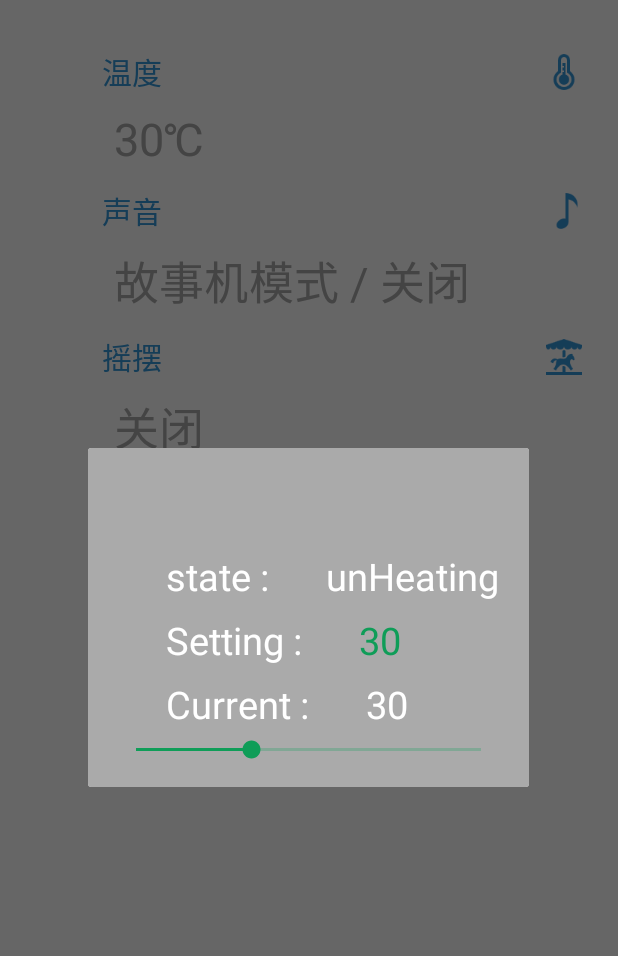
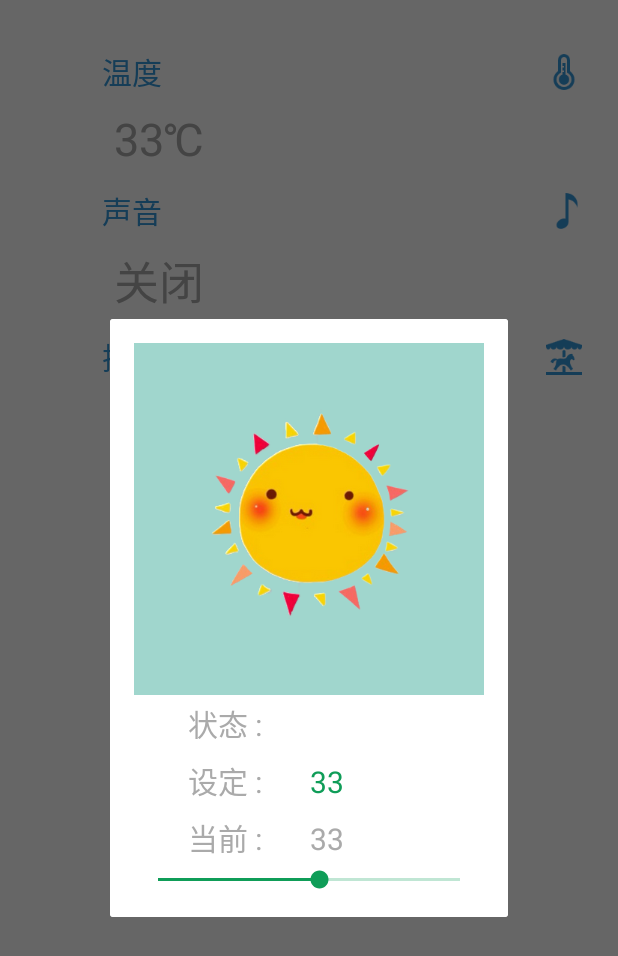
Before and after one commit to rorschach/RollingBaby, an Android app: the screen it shows after launch (MainActivity), after a tap on "温度", on a phone screen of 412 x 824 dp. Shown: the top 956 px of the screen. Run offline under Robolectric (Android 15) with nearby library versions, the phone set to English and light mode, and no system bars; libraries missing offline, so code that uses them is left out: com.race604.flyrefresh; plain views replace FlyRefreshLayout; 9 statements that could not run were skipped.

Commit message:
Display all sub-views in DialogFragment

```diff
--- a/app/build.gradle
+++ b/app/build.gradle
@@ -22,6 +22,7 @@ android {
 dependencies {
     compile fileTree(dir: 'libs', include: ['*.jar'])
     compile 'com.android.support:appcompat-v7:22.2.0'
+    compile 'com.android.support:design:22.2.0'
     compile 'com.android.support:recyclerview-v7:22.2.0'
     compile 'com.android.support:cardview-v7:22.2.0'
     compile 'jp.wasabeef:recyclerview-animators:1.2.0@aar'
--- a/app/src/main/java/com/hl/rollingbaby/bean/Constants.java
+++ b/app/src/main/java/com/hl/rollingbaby/bean/Constants.java
@@ -29,7 +29,7 @@ public interface Constants {
     String PLAY_STATE = "PLAY_STATE";
     String CURRENT_SWING_MODE = "SWING_MODE";
 
-    int DEFAULT_TEMPERATURE = 30;
+    int DEFAULT_TEMPERATURE = 33;
 
     /*
      *constants for translate to server
--- a/app/src/main/java/com/hl/rollingbaby/ui/MainActivity.java
+++ b/app/src/main/java/com/hl/rollingbaby/ui/MainActivity.java
@@ -86,7 +86,7 @@ public class MainActivity extends AppCompatActivity implements
         super.onCreate(savedInstanceState);
 //        initDataSet();
         setContentView(R.layout.activity_main);
-        getMessageFromServer("t.c.30;sw.c;so.s.1");
+        getMessageFromServer("t.c.33;sw.c;so.m.1");
         initView();
     }
 
@@ -133,6 +133,7 @@ public class MainActivity extends AppCompatActivity implements
         resetSoundItemData();
         resetSwingItemData();
         mAdapter.notifyDataSetChanged();
+        Log.d(TAG, "resetItemData" + "PT : " + playTemp);
     }
 
     @Override
@@ -258,6 +259,8 @@ public class MainActivity extends AppCompatActivity implements
             if (mSettingTemperature == 0) {
                 mSettingTemperature = mCurrentTemperature;
             }
+
+            Log.d(TAG, "getMessage" + "MPS : " + mPlayState);
 
             resetItemData();
 
@@ -390,9 +393,9 @@ public class MainActivity extends AppCompatActivity implements
     private void resetTemperatureItemData() {
 
         if (mHeatingState.equals(Constants.HEATING_OPEN)) {
-            heatingTemp = getResources().getString(R.string.heating);
+            heatingTemp = getResources().getString(R.string.heating_main);
         } else if (mHeatingState.equals(Constants.COOL_DOWN)) {
-            heatingTemp = getResources().getString(R.string.cool_down);
+            heatingTemp = getResources().getString(R.string.cool_down_main);
         } else {
             heatingTemp = getResources().getString(R.string.unHeating);
         }
@@ -431,11 +434,13 @@ public class MainActivity extends AppCompatActivity implements
 
         if (mPlayState == Constants.SOUND_STOP) {
             playTemp = getResources().getString(R.string.close);
+            mDataSet.get(1).subTitle = playTemp;
         } else {
             playTemp = getResources().getString(R.string.play);
+            mDataSet.get(1).subTitle = soundTemp + " / " + playTemp;
         }
 
-        mDataSet.get(1).subTitle = soundTemp + " / " + playTemp;
+
         mAdapter.notifyDataSetChanged();
     }
 
--- a/app/src/main/java/com/hl/rollingbaby/ui/TemperatureDialogFragment.java
+++ b/app/src/main/java/com/hl/rollingbaby/ui/TemperatureDialogFragment.java
@@ -14,6 +14,7 @@ import android.view.ViewGroup;
 import android.widget.ImageView;
 import android.widget.SeekBar;
 import android.widget.TextView;
+import android.widget.Toast;
 
 import com.hl.rollingbaby.R;
 import com.hl.rollingbaby.bean.Constants;
@@ -112,27 +113,27 @@ public class TemperatureDialogFragment extends DialogFragment {
         if (mSettingTemperature > mCurrentTemperature) {
             //TODO:change heatingState
             mHeatingState = Constants.HEATING_OPEN;
-            icon.setBackgroundResource(R.drawable.sun_icon_100);
+            icon.setBackgroundResource(R.drawable.sun_background);
             settingTx.setTextColor(
                     getActivity().getResources().getColor(R.color.red));
             if (Build.VERSION.SDK_INT >= Build.VERSION_CODES.JELLY_BEAN) {
                 seekBar.getProgressDrawable().setColorFilter(Color.parseColor("#ffdb4437"), PorterDuff.Mode.SRC_IN);
                 seekBar.getThumb().setColorFilter(Color.parseColor("#ffdb4437"), PorterDuff.Mode.SRC_IN);
             }
-            heatingTx.setText("Heating");
+            heatingTx.setText(getActivity().getResources().getString(R.string.heating));
         } else if (mSettingTemperature < mCurrentTemperature) {
             //TODO:change heatingState
             mHeatingState = Constants.COOL_DOWN;
-            icon.setBackgroundResource(R.drawable.cold_icon_100);
+            icon.setBackgroundResource(R.drawable.moon_background);
             settingTx.setTextColor(
                     getActivity().getResources().getColor(R.color.blue));
             if (Build.VERSION.SDK_INT >= Build.VERSION_CODES.JELLY_BEAN) {
                 seekBar.getProgressDrawable().setColorFilter(Color.parseColor("#ff4285f4"), PorterDuff.Mode.SRC_IN);
                 seekBar.getThumb().setColorFilter(Color.parseColor("#ff4285f4"), PorterDuff.Mode.SRC_IN);
             }
-            heatingTx.setText("Cool down");
+            heatingTx.setText(getActivity().getResources().getString(R.string.cool_down));
         } else {
-//            icon.setBackgroundResource(R.drawable.cold_icon_100);
+            icon.setBackgroundResource(R.drawable.sun_background);
             mHeatingState = Constants.HEATING_CLOSE;
             settingTx.setTextColor(
                     getActivity().getResources().getColor(R.color.green));
@@ -140,11 +141,14 @@ public class TemperatureDialogFragment extends DialogFragment {
                 seekBar.getProgressDrawable().setColorFilter(Color.parseColor("#ff0f9d58"), PorterDuff.Mode.SRC_IN);
                 seekBar.getThumb().setColorFilter(Color.parseColor("#ff0f9d58"), PorterDuff.Mode.SRC_IN);
             }
-            heatingTx.setText("unHeating");
+            heatingTx.setText(getActivity().getResources().getString(R.string.unHeating));
         }
 
-        if (seekBar.getProgress() > 34 || seekBar.getProgress() < 32) {
+        if (mSettingTemperature > 34 || mSettingTemperature < 32) {
             //TODO:toast
+            Toast.makeText(getActivity(),
+                    getActivity().getResources().getString(R.string.temperature_toast),
+                    Toast.LENGTH_SHORT).show();
         }
     }
 
--- a/app/src/main/res/layout/fragment_temperature_dialog.xml
+++ b/app/src/main/res/layout/fragment_temperature_dialog.xml
@@ -3,15 +3,16 @@
     xmlns:tools="http://schemas.android.com/tools"
     android:layout_width="match_parent"
     android:layout_height="match_parent"
+    android:background="@color/white"
     android:orientation="vertical"
     android:padding="16dp"
-    android:background="@android:color/darker_gray"
     tools:context="com.hl.rollingbaby.ui.TemperatureDialogFragment">
 
     <FrameLayout
         android:layout_width="match_parent"
         android:layout_height="0dp"
-        android:layout_weight="1">
+        android:layout_weight="1"
+        android:background="#9fd6ca">
 
         <ImageView
             android:id="@+id/heating_icon"
@@ -33,11 +34,11 @@
             style="@style/comText"
             android:layout_width="wrap_content"
             android:layout_height="wrap_content"
-            android:text="state : "  />
+            android:text="@string/temperature_state" />
 
         <TextView
+            android:id="@+id/heating_state"
             style="@style/comText"
-            android:id="@+id/heating_state"
             android:layout_width="wrap_content"
             android:layout_height="wrap_content" />
 
@@ -52,15 +53,14 @@
             style="@style/comText"
             android:layout_width="wrap_content"
             android:layout_height="wrap_content"
-            android:text="Setting : " />
+            android:text="@string/setting_temperature" />
 
         <TextView
+            android:id="@+id/setting_temperature"
             style="@style/comText"
-            android:id="@+id/setting_temperature"
             android:layout_width="wrap_content"
             android:layout_height="wrap_content"
-            android:gravity="start|center_vertical"
-            android:text="34" />
+            android:gravity="start|center_vertical" />
 
     </LinearLayout>
 
@@ -73,15 +73,14 @@
             style="@style/comText"
             android:layout_width="wrap_content"
             android:layout_height="wrap_content"
-            android:text="Current : " />
+            android:text="@string/current_temperature" />
 
         <TextView
+            android:id="@+id/current_temperature"
             style="@style/comText"
-            android:id="@+id/current_temperature"
             android:layout_width="wrap_content"
             android:layout_height="wrap_content"
-            android:gravity="start|center_vertical"
-            android:text="28" />
+            android:gravity="start|center_vertical" />
 
     </LinearLayout>
 
--- a/app/src/main/res/values/strings.xml
+++ b/app/src/main/res/values/strings.xml
@@ -17,24 +17,30 @@
     <string name="position_bt">检查网络设置</string>
     <string name="navigation_bt">取消</string>
     <string name="back_bt">"再按一次退出程序"</string>
-    <string name="music_toast">"音乐模式"</string>
-    <string name="story_toast">"故事机模式"</string>
     <string name="show_card">"欢迎使用\n翻滚吧，Baby\n智能婴儿床"</string>
 
-    <string name="heating"> / 升温中</string>
+    <string name="heating"> 升温中</string>
     <string name="unHeating"> </string>
-    <string name="cool_down"> / 降温中</string>
+    <string name="cool_down"> 降温中</string>
+
+    <string name="heating_main"> / 升温中</string>
+    <string name="unHeating_main"> </string>
+    <string name="cool_down_main"> / 降温中</string>
     <string name="music_mode">音乐模式</string>
     <string name="story_mode">故事机模式</string>
     <string name="play">播放中</string>
     <string name="stop">停止</string>
     <string name="open">开启</string>
     <string name="close">关闭</string>
+
+    <string name="swing_open_tx">"摇摆已开启"</string>
+    <string name="swing_close_tx">摇摆已关闭</string>
+
+    <string name="temperature_state">状态 : </string>
+    <string name="setting_temperature">设定 : </string>
+    <string name="current_temperature">当前 : </string>
+    <string name="temperature_toast">32~34℃是最适合宝宝入睡的温度哦</string>
+
     <string name="title_activity_main">MainActivity</string>
 
-    <string name="hello_world">Hello world!</string>
-
-<!-- TODO: Remove or change this placeholder text -->
-    <string name="hello_blank_fragment">Hello blank fragment</string>
-
 </resources>
--- a/app/src/main/res/values/styles.xml
+++ b/app/src/main/res/values/styles.xml
@@ -6,8 +6,8 @@
     </style>
 
     <style name="comText">
-        <item name="android:textSize">25sp</item>
-        <item name="android:textColor">@color/white</item>
+        <item name="android:textSize">20sp</item>
+        <item name="android:textColor">@android:color/darker_gray</item>
         <item name="android:textStyle">normal</item>
         <item name="android:textAppearance">?attr/showText</item>
         <item name="android:paddingLeft">32dp</item>
```
Also changed, not shown: app/src/main/java/com/hl/rollingbaby/ui/SoundDialogFragment.java (+4 -4 lines), app/src/main/java/com/hl/rollingbaby/ui/SwingDialogFragment.java (+6 -4 lines), app/src/main/res/layout/fragment_swing_dialog.xml (+33 -5 lines), app/src/main/res/values/strings_activity_settings.xml (deleted, +0 -61 lines), app/src/main/res/xml/pref_data_sync.xml (deleted, +0 -21 lines), app/src/main/res/xml/pref_general.xml (deleted, +0 -33 lines), app/src/main/res/xml/pref_headers.xml (deleted, +0 -20 lines), app/src/main/res/xml/pref_notification.xml (deleted, +0 -27 lines), app/src/main/res/drawable-xhdpi/moon_background.png (added), app/src/main/res/drawable-xhdpi/sun_background.png (added).
